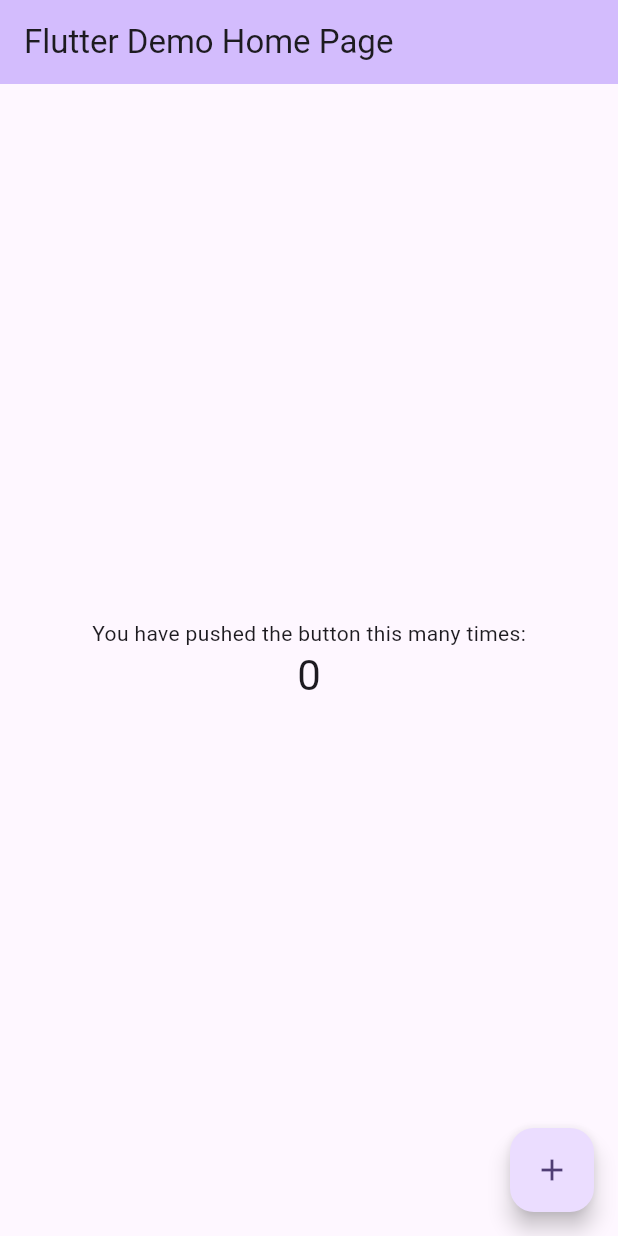
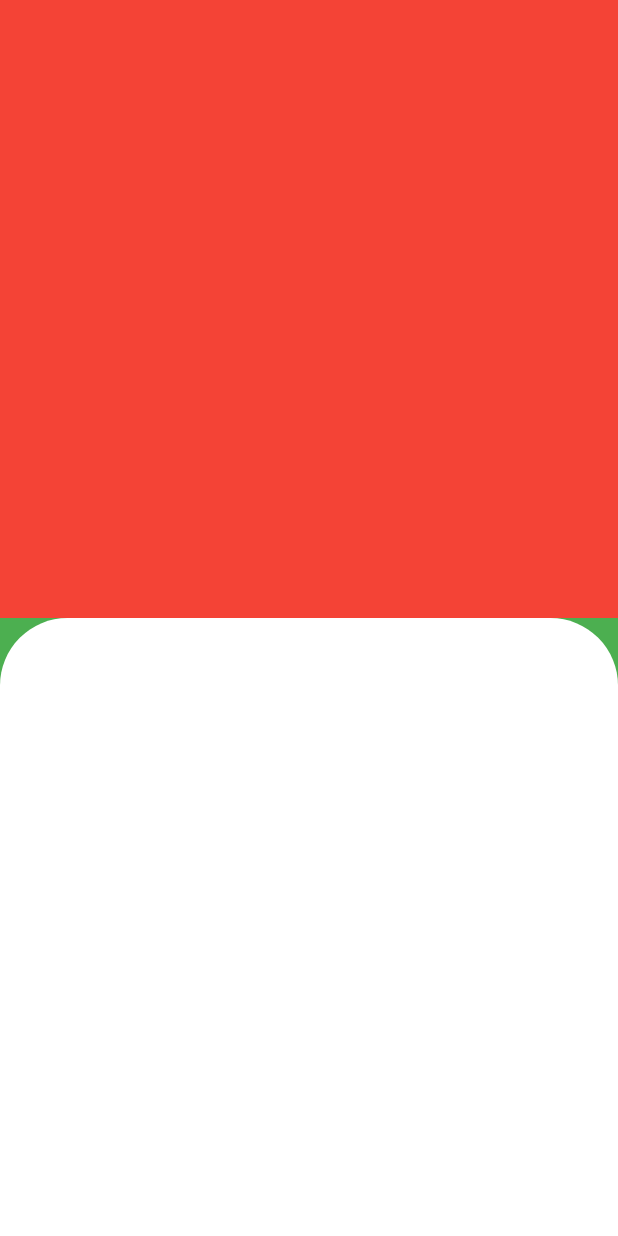
Before and after one commit to estelson/greengrocer, a Flutter app: the screen it shows after launch, on a phone screen of 412 x 824 dp. Run offline on Flutter 3.47's test engine with Material 2 defaults, Android fonts, the phone set to English and light mode, and no system bars.

Commit message:
Seção 2: Criando a tela de login inicial

```diff
--- a/lib/main.dart
+++ b/lib/main.dart
@@ -1,4 +1,5 @@
 import 'package:flutter/material.dart';
+import 'package:greengrocer/src/auth/sign_in_screen.dart';
 
 void main() {
   runApp(const MyApp());
@@ -7,119 +8,15 @@ void main() {
 class MyApp extends StatelessWidget {
   const MyApp({super.key});
 
-  // This widget is the root of your application.
   @override
   Widget build(BuildContext context) {
     return MaterialApp(
+      debugShowCheckedModeBanner: false,
       title: 'Flutter Demo',
       theme: ThemeData(
-        // This is the theme of your application.
-        //
-        // TRY THIS: Try running your application with "flutter run". You'll see
-        // the application has a blue toolbar. Then, without quitting the app,
-        // try changing the seedColor in the colorScheme below to Colors.green
-        // and then invoke "hot reload" (save your changes or press the "hot
-        // reload" button in a Flutter-supported IDE, or press "r" if you used
-        // the command line to start the app).
-        //
-        // Notice that the counter didn't reset back to zero; the application
-        // state is not lost during the reload. To reset the state, use hot
-        // restart instead.
-        //
-        // This works for code too, not just values: Most code changes can be
-        // tested with just a hot reload.
-        colorScheme: ColorScheme.fromSeed(seedColor: Colors.deepPurple),
-        useMaterial3: true,
+        primarySwatch: Colors.blue,
       ),
-      home: const MyHomePage(title: 'Flutter Demo Home Page'),
+      home: const SignInScreen(),
     );
   }
 }
-
-class MyHomePage extends StatefulWidget {
-  const MyHomePage({super.key, required this.title});
-
-  // This widget is the home page of your application. It is stateful, meaning
-  // that it has a State object (defined below) that contains fields that affect
-  // how it looks.
-
-  // This class is the configuration for the state. It holds the values (in this
-  // case the title) provided by the parent (in this case the App widget) and
-  // used by the build method of the State. Fields in a Widget subclass are
-  // always marked "final".
-
-  final String title;
-
-  @override
-  State<MyHomePage> createState() => _MyHomePageState();
-}
-
-class _MyHomePageState extends State<MyHomePage> {
-  int _counter = 0;
-
-  void _incrementCounter() {
-    setState(() {
-      // This call to setState tells the Flutter framework that something has
-      // changed in this State, which causes it to rerun the build method below
-      // so that the display can reflect the updated values. If we changed
-      // _counter without calling setState(), then the build method would not be
-      // called again, and so nothing would appear to happen.
-      _counter++;
-    });
-  }
-
-  @override
-  Widget build(BuildContext context) {
-    // This method is rerun every time setState is called, for instance as done
-    // by the _incrementCounter method above.
-    //
-    // The Flutter framework has been optimized to make rerunning build methods
-    // fast, so that you can just rebuild anything that needs updating rather
-    // than having to individually change instances of widgets.
-    return Scaffold(
-      appBar: AppBar(
-        // TRY THIS: Try changing the color here to a specific color (to
-        // Colors.amber, perhaps?) and trigger a hot reload to see the AppBar
-        // change color while the other colors stay the same.
-        backgroundColor: Theme.of(context).colorScheme.inversePrimary,
-        // Here we take the value from the MyHomePage object that was created by
-        // the App.build method, and use it to set our appbar title.
-        title: Text(widget.title),
-      ),
-      body: Center(
-        // Center is a layout widget. It takes a single child and positions it
-        // in the middle of the parent.
-        child: Column(
-          // Column is also a layout widget. It takes a list of children and
-          // arranges them vertically. By default, it sizes itself to fit its
-          // children horizontally, and tries to be as tall as its parent.
-          //
-          // Column has various properties to control how it sizes itself and
-          // how it positions its children. Here we use mainAxisAlignment to
-          // center the children vertically; the main axis here is the vertical
-          // axis because Columns are vertical (the cross axis would be
-          // horizontal).
-          //
-          // TRY THIS: Invoke "debug painting" (choose the "Toggle Debug Paint"
-          // action in the IDE, or press "p" in the console), to see the
-          // wireframe for each widget.
-          mainAxisAlignment: MainAxisAlignment.center,
-          children: <Widget>[
-            const Text(
-              'You have pushed the button this many times:',
-            ),
-            Text(
-              '$_counter',
-              style: Theme.of(context).textTheme.headlineMedium,
-            ),
-          ],
-        ),
-      ),
-      floatingActionButton: FloatingActionButton(
-        onPressed: _incrementCounter,
-        tooltip: 'Increment',
-        child: const Icon(Icons.add),
-      ), // This trailing comma makes auto-formatting nicer for build methods.
-    );
-  }
-}
--- /dev/null
+++ b/lib/src/auth/sign_in_screen.dart
@@ -0,0 +1,29 @@
+import 'package:flutter/material.dart';
+
+class SignInScreen extends StatelessWidget {
+  const SignInScreen({super.key});
+
+  @override
+  Widget build(BuildContext context) {
+    return Scaffold(
+      backgroundColor: Colors.green,
+      body: Column(
+        children: [
+          Expanded(
+            child: Container(
+              color: Colors.red,
+            ),
+          ),
+          Expanded(
+            child: Container(
+              decoration: const BoxDecoration(
+                color: Colors.white,
+                borderRadius: BorderRadius.vertical(top: Radius.circular(45)),
+              ),
+            ),
+          ),
+        ],
+      ),
+    );
+  }
+}
```
